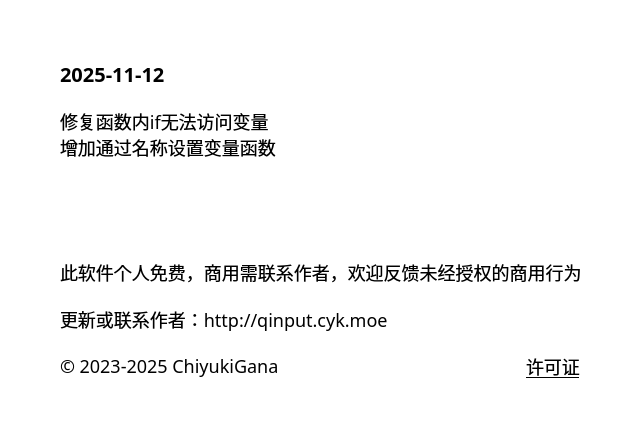
Before: the Qt Designer form source/ui/AboutUi.ui in ChiyukiGana/Quickinput, drawn with Qt 5.
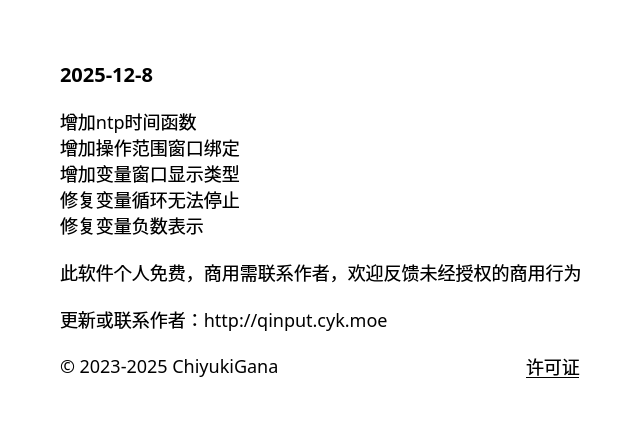
After: the same form once the commit is applied.

```diff
--- a/source/ui/AboutUi.ui
+++ b/source/ui/AboutUi.ui
@@ -69,7 +69,7 @@
       <string notr="true">font-size:20px</string>
      </property>
      <property name="text">
-      <string>2025-11-12</string>
+      <string>2025-12-8</string>
      </property>
      <property name="textFormat">
       <enum>Qt::TextFormat::PlainText</enum>
@@ -85,8 +85,11 @@
       </sizepolicy>
      </property>
      <property name="text">
-      <string>修复函数内if无法访问变量
-增加通过名称设置变量函数</string>
+      <string>增加ntp时间函数
+增加操作范围窗口绑定
+增加变量窗口显示类型
+修复变量循环无法停止
+修复变量负数表示</string>
      </property>
      <property name="textFormat">
       <enum>Qt::TextFormat::PlainText</enum>
```
